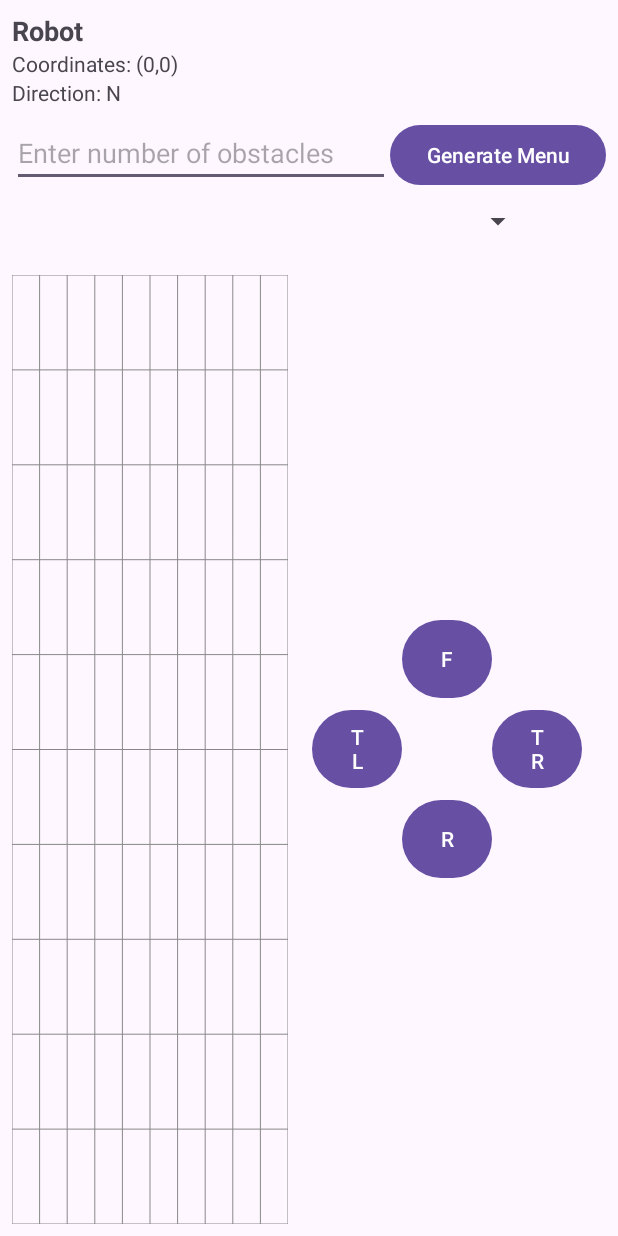
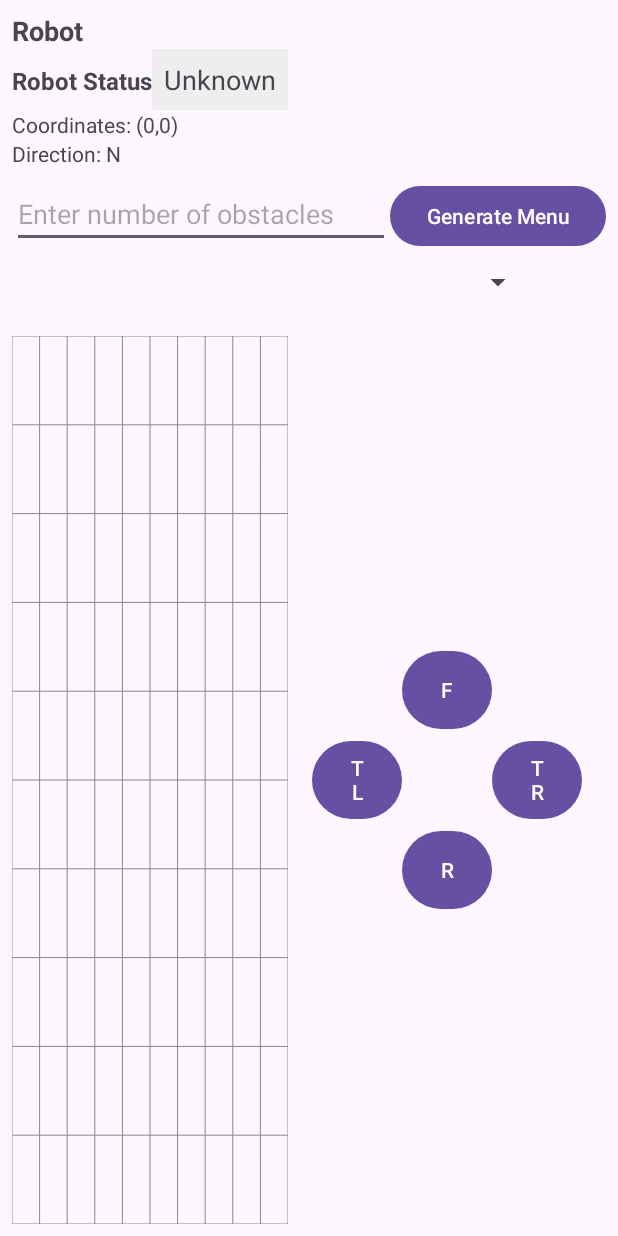
Before and after one commit to quekdylan/STM32-Car-Project, an Android app: the ArenaActivity screen opened directly, with no data from a screen before it, on a phone screen of 412 x 824 dp. Run offline under Robolectric (Android 15) with nearby library versions, the phone set to English and light mode, and no system bars; 3 statements that could not run were skipped.

Commit message:
Add robot status to ArenaActivity

```diff
--- a/android/app/src/main/java/com/example/mdpapp/activities/ArenaActivity.java
+++ b/android/app/src/main/java/com/example/mdpapp/activities/ArenaActivity.java
@@ -17,6 +17,7 @@ import com.example.mdpapp.models.Robot;
 import com.example.mdpapp.services.BluetoothService;
 import com.example.mdpapp.views.ArenaView;
 
+import android.util.Log;
 import android.view.MotionEvent;
 import android.view.View;
 import android.widget.AdapterView;
@@ -32,12 +33,13 @@ import android.content.Intent;
 import android.os.IBinder;
 import android.widget.Toast;
 
+import org.json.JSONObject;
+
 
 public class ArenaActivity extends AppCompatActivity {
     private Arena arena;
     private ArenaView arenaView;
-    private TextView tvRobotCoord, tvRobotDir;
-
+    private TextView tvRobotCoord, tvRobotDir, tvRobotStatus, tvStatusLabel;
     private EditText etCount;
     private Button btnGenerateMenu, btnForward, btnReverse, btnLeft, btnRight;
     private Spinner spinner;
@@ -50,6 +52,14 @@ public class ArenaActivity extends AppCompatActivity {
         runOnUiThread(() -> {
             Toast.makeText(ArenaActivity.this, message,
                     Toast.LENGTH_SHORT).show();
+
+            if (message.startsWith("{\"status\":")) {
+                String status = extractStatus(message);
+                if (status != null) {
+                    // Overwrite TextView content
+                    tvRobotStatus.setText(status);
+                }
+            }
         });
         if (message.startsWith("TARGET,")) {
             String[] parts = message.split(",");
@@ -73,16 +83,14 @@ public class ArenaActivity extends AppCompatActivity {
                     }
                 });
             }
-        }
-
-        else if (message.startsWith("ROBOT,")){
+        } else if (message.startsWith("ROBOT,")) {
             String[] parts = message.split(",");
-            if(parts.length==4){
+            if (parts.length == 4) {
                 int x = Integer.parseInt(parts[1].trim());
                 int y = Integer.parseInt(parts[2].trim());
                 Robot.Direction dir = Robot.Direction.valueOf(parts[3].trim());
 
-                if(arena == null || x < 0 || x >= arena.getWidth() || y < 0 || y >= arena.getHeight()){
+                if (arena == null || x < 0 || x >= arena.getWidth() || y < 0 || y >= arena.getHeight()) {
                     runOnUiThread(() -> Toast.makeText(ArenaActivity.this, "INVALID ROBOT COMMAND! OUT OF BOUNDS!",
                             Toast.LENGTH_SHORT).show());
                     return;
@@ -90,11 +98,11 @@ public class ArenaActivity extends AppCompatActivity {
 
                 runOnUiThread(() -> {
                     Robot robot = arena.getRobot();
-                    if(robot!=null){
+                    if (robot != null) {
                         robot.setX(x);
                         robot.setY(y);
                         robot.setFacing(dir);
-                    }else{
+                    } else {
                         robot = new Robot(x, y, dir);
                         arena.setRobot(robot);
                     }
@@ -125,7 +133,8 @@ public class ArenaActivity extends AppCompatActivity {
     };
 
     @Override
-        protected void onCreate (Bundle savedInstanceState){
+    protected void onCreate(Bundle savedInstanceState) {
+        Log.d("ArenaActivity", "onCreate called");
         super.onCreate(savedInstanceState);
         setContentView(R.layout.activity_arena);
 
@@ -143,6 +152,8 @@ public class ArenaActivity extends AppCompatActivity {
         btnReverse = findViewById(R.id.btnReverse);
         btnLeft = findViewById(R.id.btnLeft);
         btnRight = findViewById(R.id.btnRight);
+        tvRobotStatus = findViewById(R.id.tvRobotStatus);
+        tvStatusLabel = findViewById(R.id.tvStatusLabel);
 
         btnGenerateMenu.setOnClickListener(v -> {
             String input = etCount.getText().toString();
@@ -271,7 +282,7 @@ public class ArenaActivity extends AppCompatActivity {
     }
 
     @Override
-        protected void onDestroy () {
+    protected void onDestroy() {
         super.onDestroy();
         if (isServiceBound) {
             if (bluetoothService != null) {
@@ -282,7 +293,7 @@ public class ArenaActivity extends AppCompatActivity {
         }
     }
 
-        private void sendBluetoothMessage (String message){
+    private void sendBluetoothMessage(String message) {
         if (bluetoothService != null) {
             BluetoothService.ConnectedThread thread = bluetoothService.getConnectedThread();
             if (thread != null) {
@@ -325,4 +336,15 @@ public class ArenaActivity extends AppCompatActivity {
             Toast.makeText(this, "No device connected", Toast.LENGTH_SHORT).show();
         }
     }
+
+    private String extractStatus(String message) {
+        try {
+            JSONObject obj = new JSONObject(message);
+            Log.d("Extract Status", "Extracted status: " + obj.getString("status"));
+            return obj.getString("status");
+        } catch (Exception e) {
+            Log.d("ChatActivity", "Failed to parse status JSON: " + e.getMessage());
+            return null;
         }
+    }
+}
--- a/android/app/src/main/res/layout/activity_arena.xml
+++ b/android/app/src/main/res/layout/activity_arena.xml
@@ -20,6 +20,30 @@
             android:text="Robot"
             android:textSize="18sp"
             android:textStyle="bold" />
+
+        <LinearLayout
+            android:layout_width="wrap_content"
+            android:layout_height="wrap_content"
+            android:orientation="horizontal">
+
+            <TextView
+                android:id="@+id/tvStatusLabel"
+                android:layout_width="wrap_content"
+                android:layout_height="wrap_content"
+                android:text="@string/robot_status_label"
+                android:textSize="16sp"
+                android:textStyle="bold"/>
+
+            <TextView
+                android:id="@+id/tvRobotStatus"
+                android:layout_width="match_parent"
+                android:layout_height="wrap_content"
+                android:text="@string/robot_status_unknown"
+                android:textSize="18sp"
+                android:padding="8dp"
+                android:background="#EEE"/>
+
+        </LinearLayout>
 
         <!-- Coordinates -->
         <LinearLayout
```
Lines whose indentation alone changed are shown as unchanged.
